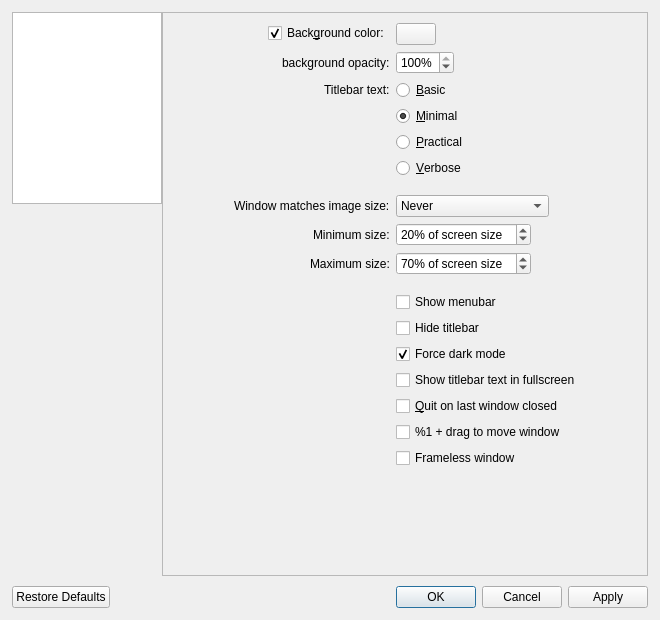
This is src/qvoptionsdialog.ui in howareyouo/qView as Qt 5 draws it before an edit. The edited form follows.
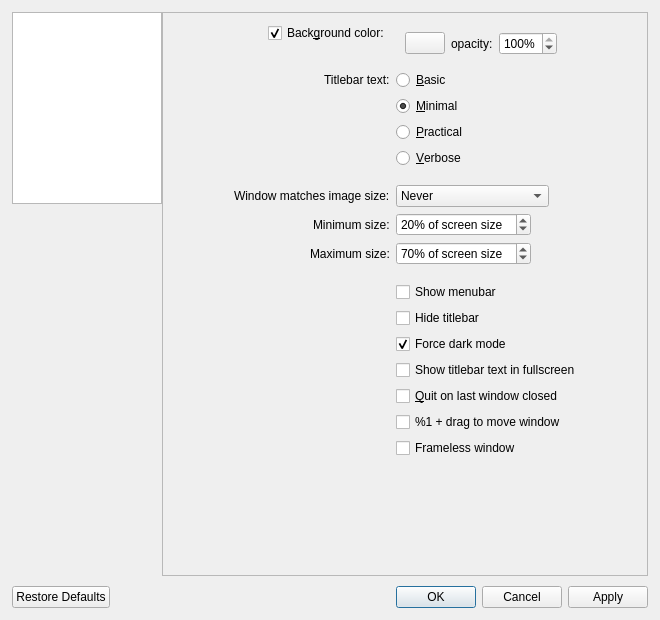
This is the edited form.

Commit message: refactor: show opacity next to background color with a short label

```diff
--- a/src/qvoptionsdialog.ui
+++ b/src/qvoptionsdialog.ui
@@ -113,23 +113,32 @@
            </widget>
           </item>
           <item row="0" column="1">
+           <widget class="QWidget" name="bgColorControls" native="true">
+            <layout class="QHBoxLayout" name="bgColorControlsLayout">
+             <property name="contentsMargins">
+              <size>
+               <width>0</width>
+               <height>0</height>
+              </size>
+             </property>
+             <item>
            <widget class="QPushButton" name="bgColorButton">
             <property name="focusPolicy">
              <enum>Qt::NoFocus</enum>
             </property>
            </widget>
           </item>
-          <item row="1" column="0">
+             <item>
            <widget class="QLabel" name="bgColorAlphaLabel">
             <property name="toolTip">
              <string>Set the opacity of the background color behind the image. Lower values let your desktop show through the window</string>
             </property>
             <property name="text">
-             <string>background opacity:</string>
+                <string>opacity:</string>
             </property>
            </widget>
           </item>
-          <item row="1" column="1">
+             <item>
            <widget class="QSpinBox" name="bgColorAlphaSpinBox">
             <property name="toolTip">
              <string>Set the opacity of the background color behind the image. Lower values let your desktop show through the window</string>
@@ -151,7 +160,10 @@
             </property>
            </widget>
           </item>
-          <item row="2" column="0">
+            </layout>
+           </widget>
+          </item>
+          <item row="1" column="0">
            <widget class="QLabel" name="label">
             <property name="toolTip">
              <string>Changes the amount of information displayed in the titlebar</string>
@@ -161,14 +173,14 @@
             </property>
            </widget>
           </item>
-          <item row="2" column="1">
+          <item row="1" column="1">
            <widget class="QRadioButton" name="titlebarRadioButton0">
             <property name="text">
              <string>&amp;Basic</string>
             </property>
            </widget>
           </item>
-          <item row="3" column="1">
+          <item row="2" column="1">
            <widget class="QRadioButton" name="titlebarRadioButton1">
             <property name="text">
              <string>&amp;Minimal</string>
@@ -178,21 +190,21 @@
             </property>
            </widget>
           </item>
-          <item row="4" column="1">
+          <item row="3" column="1">
            <widget class="QRadioButton" name="titlebarRadioButton2">
             <property name="text">
              <string>&amp;Practical</string>
             </property>
            </widget>
           </item>
-          <item row="5" column="1">
+          <item row="4" column="1">
            <widget class="QRadioButton" name="titlebarRadioButton3">
             <property name="text">
              <string>&amp;Verbose</string>
             </property>
            </widget>
           </item>
-          <item row="6" column="1">
+          <item row="5" column="1">
            <spacer name="horizontalSpacer_4">
             <property name="orientation">
              <enum>Qt::Horizontal</enum>
@@ -205,7 +217,7 @@
             </property>
            </spacer>
           </item>
-          <item row="7" column="0">
+          <item row="6" column="0">
            <widget class="QLabel" name="label_6">
             <property name="toolTip">
              <string>Control when the window should resize to fit the image's actual size</string>
@@ -215,7 +227,7 @@
             </property>
            </widget>
           </item>
-          <item row="7" column="1">
+          <item row="6" column="1">
            <widget class="QComboBox" name="windowResizeComboBox">
             <property name="toolTip">
              <string>Control when the window should resize to fit the image's actual size</string>
@@ -240,14 +252,14 @@
             </item>
            </widget>
           </item>
-          <item row="8" column="0">
+          <item row="7" column="0">
            <widget class="QLabel" name="minWindowResizeLabel">
             <property name="text">
              <string>Minimum size:</string>
             </property>
            </widget>
           </item>
-          <item row="8" column="1">
+          <item row="7" column="1">
            <widget class="QSpinBox" name="minWindowResizeSpinBox">
             <property name="toolTip">
              <string>Control the minimum size that the window should reach when matching the image's actual size</string>
@@ -269,7 +281,7 @@
             </property>
            </widget>
           </item>
-          <item row="9" column="0">
+          <item row="8" column="0">
            <widget class="QLabel" name="maxWindowResizeLabel">
             <property name="toolTip">
              <string>Control the maximum size that the window should reach when matching the image's actual size</string>
@@ -279,7 +291,7 @@
             </property>
            </widget>
           </item>
-          <item row="9" column="1">
+          <item row="8" column="1">
            <widget class="QSpinBox" name="maxWindowResizeSpinBox">
             <property name="toolTip">
              <string>Control the maximum size that the window should reach when matching the image's actual size</string>
@@ -301,7 +313,7 @@
             </property>
            </widget>
           </item>
-          <item row="10" column="1">
+          <item row="9" column="1">
            <spacer name="horizontalSpacer_3">
             <property name="orientation">
              <enum>Qt::Horizontal</enum>
@@ -314,14 +326,14 @@
             </property>
            </spacer>
           </item>
-          <item row="11" column="1">
+          <item row="10" column="1">
            <widget class="QCheckBox" name="menubarCheckbox">
             <property name="text">
              <string>Show menubar</string>
             </property>
            </widget>
           </item>
-          <item row="12" column="1">
+          <item row="11" column="1">
            <widget class="QCheckBox" name="hideTitlebarCheckbox">
             <property name="toolTip">
              <string extracomment="Hide the titlebar and only show the window controls"/>
@@ -331,7 +343,7 @@
             </property>
            </widget>
           </item>
-          <item row="13" column="1">
+          <item row="12" column="1">
            <widget class="QCheckBox" name="forceDarkModeCheckbox">
             <property name="toolTip">
              <string>Choose whether or not the titlebar should always be dark regardless of your chosen macOS appearance</string>
@@ -344,7 +356,7 @@
             </property>
            </widget>
           </item>
-          <item row="14" column="1">
+          <item row="13" column="1">
            <widget class="QCheckBox" name="detailsInFullscreen">
             <property name="toolTip">
              <string>Choose whether or not to display the titlebar text while in fullscreen</string>
@@ -354,14 +366,14 @@
             </property>
            </widget>
           </item>
-          <item row="15" column="1">
+          <item row="14" column="1">
            <widget class="QCheckBox" name="quitOnLastWindowCheckbox">
             <property name="text">
              <string>&amp;Quit on last window closed</string>
             </property>
            </widget>
           </item>
-          <item row="16" column="1">
+          <item row="15" column="1">
            <widget class="QCheckBox" name="ctrlDragCheckbox">
             <property name="toolTip">
              <string>Enable %1 + drag to move the window</string>
@@ -374,7 +386,7 @@
             </property>
            </widget>
           </item>
-          <item row="17" column="1">
+          <item row="16" column="1">
            <widget class="QCheckBox" name="framelessCheckbox">
             <property name="toolTip">
              <string>Hide the window titlebar and border. Use %1 + drag to move the window</string>
```
Lines whose indentation alone changed are shown as unchanged.
